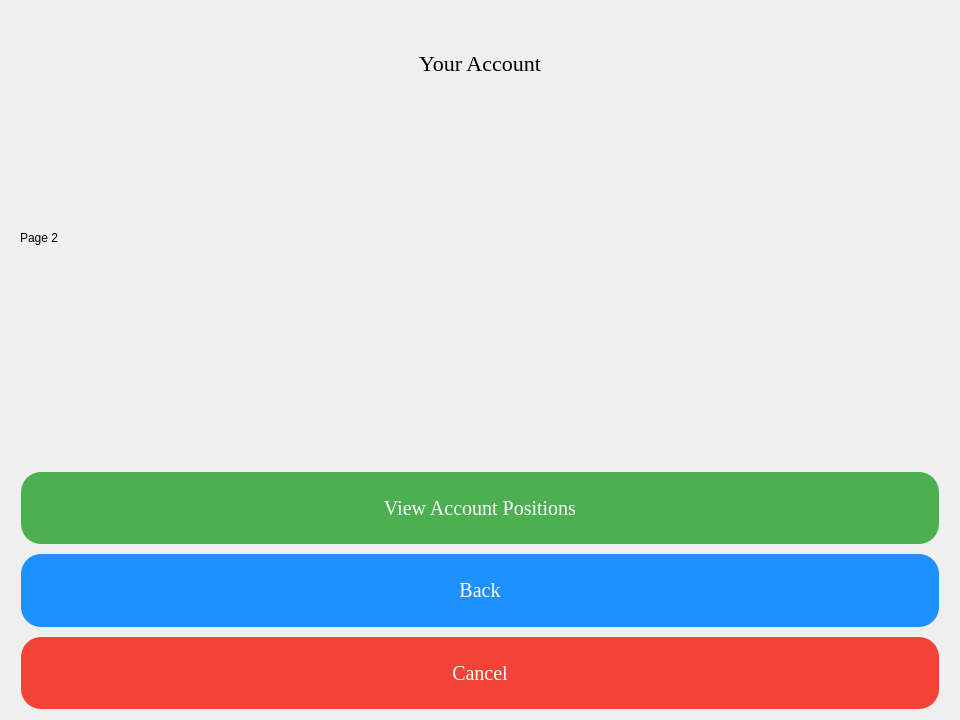
Qt form MarketGame/account.ui (plagentile/Market_Game) before a commit.
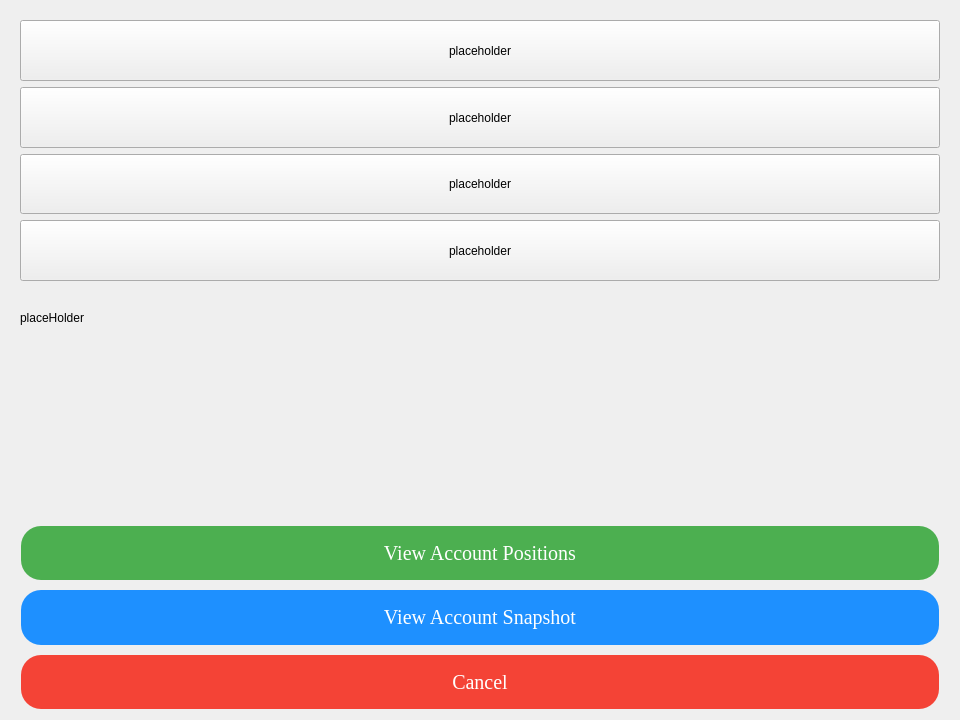
The same form after that commit. The open tabs and pages were chosen to show the change. Icons and pictures are not drawn.

Commit message: More updates to account funtionality, including limiting the accoutn overview to two pages

What changed in the file:
```diff
--- a/MarketGame/account.ui
+++ b/MarketGame/account.ui
@@ -30,7 +30,7 @@
 	background-color: DodgerBlue;
 }
 
-#changeAvailableFundsButton, #changeAPIKeyButton, #APIKeyLineEdit, #availableFundsSpinBox, #bannerLabel
+#changeAvailableFundsButton, #changeAPIKeyButton, #APIKeyLineEdit, #availableFundsSpinBox, #page_1_BannerLabel
 {
 	font-size: 22px;
 	font-family: Georgia;
@@ -48,20 +48,20 @@
 	font-family: Georgia;
 }
 
-#backButton, #nextButton, #cancelButton
+#viewAccountSnapshotButton, #viewAccountPositionsButton, #cancelButton
 {
 	border-radius: 20px;
 	font-size: 20px;
 	font-family: Georgia;
 }
 
-#nextButton
+#viewAccountPositionsButton
 {
 	color:white;
 	background-color: #4CAF50;
 }
 
-#backButton
+#viewAccountSnapshotButton
 {
 	color:white;
 	background-color: DodgerBlue;
@@ -71,43 +71,10 @@
 {
 	color:white;
 	background-color: #f44336;
-	opacity: 223
 }
 </string>
   </property>
   <layout class="QVBoxLayout" name="verticalLayout">
-   <item>
-    <spacer name="bannerVerticalSpacer">
-     <property name="orientation">
-      <enum>Qt::Vertical</enum>
-     </property>
-     <property name="sizeType">
-      <enum>QSizePolicy::Preferred</enum>
-     </property>
-     <property name="sizeHint" stdset="0">
-      <size>
-       <width>20</width>
-       <height>40</height>
-      </size>
-     </property>
-    </spacer>
-   </item>
-   <item>
-    <widget class="QLabel" name="bannerLabel">
-     <property name="sizePolicy">
-      <sizepolicy hsizetype="Preferred" vsizetype="Preferred">
-       <horstretch>0</horstretch>
-       <verstretch>0</verstretch>
-      </sizepolicy>
-     </property>
-     <property name="text">
-      <string>Your Account</string>
-     </property>
-     <property name="alignment">
-      <set>Qt::AlignCenter</set>
-     </property>
-    </widget>
-   </item>
    <item>
     <widget class="QStackedWidget" name="accountOverviewStackedWidget">
      <property name="sizePolicy">
@@ -121,12 +88,53 @@
      </property>
      <widget class="QWidget" name="accountOverviewPage_1">
       <layout class="QVBoxLayout" name="verticalLayout_2">
+       <property name="spacing">
+        <number>8</number>
+       </property>
+       <property name="leftMargin">
+        <number>10</number>
+       </property>
        <property name="topMargin">
-        <number>0</number>
+        <number>10</number>
+       </property>
+       <property name="rightMargin">
+        <number>10</number>
        </property>
        <property name="bottomMargin">
         <number>10</number>
        </property>
+       <item>
+        <spacer name="bannerVerticalSpacer">
+         <property name="orientation">
+          <enum>Qt::Vertical</enum>
+         </property>
+         <property name="sizeType">
+          <enum>QSizePolicy::Preferred</enum>
+         </property>
+         <property name="sizeHint" stdset="0">
+          <size>
+           <width>20</width>
+           <height>40</height>
+          </size>
+         </property>
+        </spacer>
+       </item>
+       <item>
+        <widget class="QLabel" name="page_1_BannerLabel">
+         <property name="sizePolicy">
+          <sizepolicy hsizetype="Preferred" vsizetype="Preferred">
+           <horstretch>0</horstretch>
+           <verstretch>0</verstretch>
+          </sizepolicy>
+         </property>
+         <property name="text">
+          <string>Your Account Snapshot</string>
+         </property>
+         <property name="alignment">
+          <set>Qt::AlignCenter</set>
+         </property>
+        </widget>
+       </item>
        <item>
         <spacer name="page_1_VerticalSpacerTop">
          <property name="orientation">
@@ -143,22 +151,6 @@
          </property>
         </spacer>
        </item>
-       <item>
-        <spacer name="page_1_VerticalSpacerMid">
-         <property name="orientation">
-          <enum>Qt::Vertical</enum>
-         </property>
-         <property name="sizeType">
-          <enum>QSizePolicy::MinimumExpanding</enum>
-         </property>
-         <property name="sizeHint" stdset="0">
-          <size>
-           <width>20</width>
-           <height>40</height>
-          </size>
-         </property>
-        </spacer>
-       </item>
        <item>
         <layout class="QHBoxLayout" name="APIKeyHorizontalLayout">
          <property name="spacing">
@@ -292,10 +284,68 @@
      </widget>
      <widget class="QWidget" name="accountOverviewPage_2">
       <layout class="QVBoxLayout" name="verticalLayout_4">
+       <item>
+        <widget class="QPushButton" name="pushButton">
+         <property name="sizePolicy">
+          <sizepolicy hsizetype="Minimum" vsizetype="MinimumExpanding">
+           <horstretch>0</horstretch>
+           <verstretch>0</verstretch>
+          </sizepolicy>
+         </property>
+         <property name="text">
+          <string>placeholder</string>
+         </property>
+        </widget>
+       </item>
+       <item>
+        <widget class="QPushButton" name="pushButton_2">
+         <property name="sizePolicy">
+          <sizepolicy hsizetype="Minimum" vsizetype="MinimumExpanding">
+           <horstretch>0</horstretch>
+           <verstretch>0</verstretch>
+          </sizepolicy>
+         </property>
+         <property name="text">
+          <string>placeholder</string>
+         </property>
+        </widget>
+       </item>
+       <item>
+        <widget class="QPushButton" name="pushButton_3">
+         <property name="sizePolicy">
+          <sizepolicy hsizetype="Minimum" vsizetype="MinimumExpanding">
+           <horstretch>0</horstretch>
+           <verstretch>0</verstretch>
+          </sizepolicy>
+         </property>
+         <property name="text">
+          <string>placeholder</string>
+         </property>
+        </widget>
+       </item>
+       <item>
+        <widget class="QPushButton" name="pushButton_4">
+         <property name="sizePolicy">
+          <sizepolicy hsizetype="Minimum" vsizetype="MinimumExpanding">
+           <horstretch>0</horstretch>
+           <verstretch>0</verstretch>
+          </sizepolicy>
+         </property>
+         <property name="text">
+          <string>placeholder</string>
+         </property>
+        </widget>
+       </item>
        <item>
         <widget class="QLabel" name="label_2">
+         <property name="sizePolicy">
+          <sizepolicy hsizetype="Preferred" vsizetype="MinimumExpanding">
+           <horstretch>0</horstretch>
+           <verstretch>0</verstretch>
+          </sizepolicy>
+         </property>
          <property name="text">
-          <string>Page 2</string>
+          <string>placeHolder</string>
          </property>
         </widget>
        </item>
@@ -321,7 +371,7 @@
       <number>0</number>
      </property>
      <item>
-      <spacer name="navigationVerticalSpacer">
+      <spacer name="navigationVerticalSpacerTop">
        <property name="orientation">
         <enum>Qt::Vertical</enum>
        </property>
@@ -337,7 +387,39 @@
       </spacer>
      </item>
      <item>
-      <widget class="QPushButton" name="nextButton">
+      <spacer name="navigationVerticalSpacerMid">
+       <property name="orientation">
+        <enum>Qt::Vertical</enum>
+       </property>
+       <property name="sizeType">
+        <enum>QSizePolicy::MinimumExpanding</enum>
+       </property>
+       <property name="sizeHint" stdset="0">
+        <size>
+         <width>20</width>
+         <height>40</height>
+        </size>
+       </property>
+      </spacer>
+     </item>
+     <item>
+      <spacer name="navigationVerticalSpacerBottom">
+       <property name="orientation">
+        <enum>Qt::Vertical</enum>
+       </property>
+       <property name="sizeType">
+        <enum>QSizePolicy::MinimumExpanding</enum>
+       </property>
+       <property name="sizeHint" stdset="0">
+        <size>
+         <width>20</width>
+         <height>40</height>
+        </size>
+       </property>
+      </spacer>
+     </item>
+     <item>
+      <widget class="QPushButton" name="viewAccountPositionsButton">
        <property name="sizePolicy">
         <sizepolicy hsizetype="Minimum" vsizetype="MinimumExpanding">
          <horstretch>0</horstretch>
@@ -350,7 +432,7 @@
       </widget>
      </item>
      <item>
-      <widget class="QPushButton" name="backButton">
+      <widget class="QPushButton" name="viewAccountSnapshotButton">
        <property name="sizePolicy">
         <sizepolicy hsizetype="MinimumExpanding" vsizetype="MinimumExpanding">
          <horstretch>0</horstretch>
@@ -358,7 +440,7 @@
         </sizepolicy>
        </property>
        <property name="text">
-        <string>Back</string>
+        <string>View Account Snapshot</string>
        </property>
       </widget>
      </item>
```
The commit also changes 2 other files.
